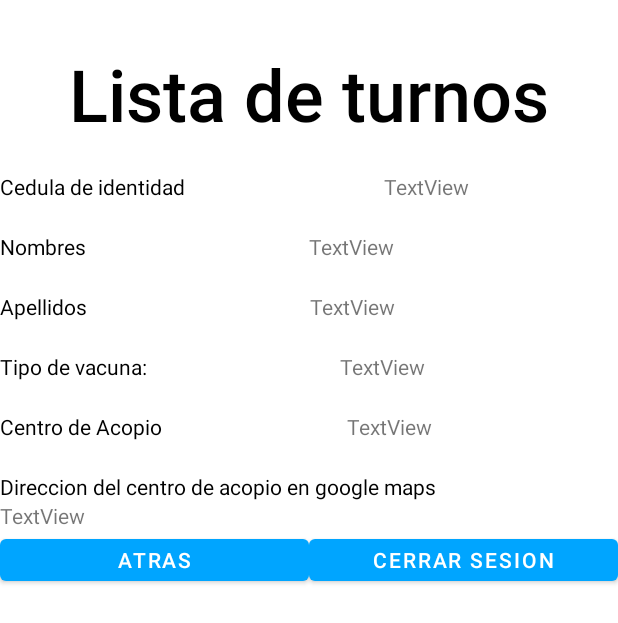
After one commit to chrisbermeo/ProyectoVacunas, an Android app: the ListadoTurnos screen opened directly, with no data from a screen before it, on a phone screen of 412 x 824 dp. The commit adds this screen. Shown: the top 623 px of the screen. Run offline under Robolectric (Android 15) with nearby library versions, the light colour scheme and no system bars; 1 statement that could not run was skipped.

Commit message:
Agregando la Lista de turno

```diff
--- a/ProyectoVacunas/app/src/main/java/com/example/proyectovacunas/GeneracionTurnos.kt
+++ b/ProyectoVacunas/app/src/main/java/com/example/proyectovacunas/GeneracionTurnos.kt
@@ -3,6 +3,7 @@ package com.example.proyectovacunas
 import android.content.ContentValues
 import android.content.Intent
 import android.os.Bundle
+import android.view.View
 import android.widget.Button
 import android.widget.Spinner
 import android.widget.Toast
@@ -14,7 +15,7 @@ class GeneracionTurnos : AppCompatActivity() {
     lateinit var txtCentrosAcopio: Spinner
     lateinit var txtTipoVacuna: Spinner
     var centro: String =""
-
+    var id_usuario: String=""
     fun init(){
         btnIr = findViewById(R.id.btnIrMaps)
         txtCentrosAcopio = findViewById(R.id.txtCentrosAcopio)
@@ -25,7 +26,8 @@ class GeneracionTurnos : AppCompatActivity() {
         super.onCreate(savedInstanceState)
         setContentView(R.layout.activity_generacion_turnos)
         init()
-
+        val objetoIntent : Intent = intent
+        id_usuario= objetoIntent.getStringExtra("id_usuario").toString()
         btnIr.setOnClickListener{
             val forma2 = Intent(this@GeneracionTurnos, MapsActivity::class.java)
             centro= txtCentrosAcopio.selectedItem.toString()
@@ -34,15 +36,22 @@ class GeneracionTurnos : AppCompatActivity() {
             startActivity(forma2)
         }
         btnGenerar.setOnClickListener{
-            addTurno()
+            if (consultarTurno()){
+                Toast.makeText(this, "Ya tiene un turno asignado", Toast.LENGTH_SHORT).show()
+                val forma2 = Intent(this@GeneracionTurnos, ListadoTurnos::class.java)
+                forma2.putExtra("fk_usuario", id_usuario)
+                startActivity(forma2)
+            }else {
+                Toast.makeText(this, "Hay que agregarlo", Toast.LENGTH_SHORT).show()
+                //addTurno()
+            }
         }
     }
     fun addTurno(){
         val admin = UserSqliteOpenHelper(this, "BD_usuarios", null, 1)
         val bd = admin.writableDatabase
         val turno = ContentValues()
-        val objetoIntent : Intent = intent
-        var id_usuario= objetoIntent.getStringExtra("id_usuario")
+
         turno.put("fk_id_usuario", id_usuario)
         turno.put("tipo_vacuna", txtTipoVacuna.selectedItem.toString())
         turno.put("centro_acopio", txtCentrosAcopio.selectedItem.toString())
@@ -64,9 +73,25 @@ class GeneracionTurnos : AppCompatActivity() {
         }
         if(bd.insert("turno", null, turno)>-1){
             Toast.makeText(this, "Turno agregado", Toast.LENGTH_SHORT).show()
+            val forma2 = Intent(this@GeneracionTurnos, ListadoTurnos::class.java)
+            val fk_usuario= id_usuario
+            forma2.putExtra("fk_usuario", fk_usuario)
+            startActivity(forma2)
         }else{
             Toast.makeText(this, "Turno NO agregado", Toast.LENGTH_SHORT).show()
         }
         bd.close()
     }
+    fun consultarTurno(): Boolean{
+        val admin = UserSqliteOpenHelper(this, "BD_usuarios", null, 1)
+        val bd = admin.writableDatabase
+        val fila = bd.rawQuery("SELECT fk_id_usuario, tipo_vacuna, centro_acopio, url_maps FROM turno WHERE fk_id_usuario='$id_usuario'", null)
+        if(fila.moveToFirst()){
+            return true
+        }else {
+            Toast.makeText(this, "Usuario NO EXISTE", Toast.LENGTH_SHORT).show()
+            return false
+        }
+        bd.close()
+    }
 }
--- /dev/null
+++ b/ProyectoVacunas/app/src/main/java/com/example/proyectovacunas/ListadoTurnos.kt
@@ -0,0 +1,75 @@
+package com.example.proyectovacunas
+
+import android.content.Intent
+import androidx.appcompat.app.AppCompatActivity
+import android.os.Bundle
+import android.view.View
+import android.widget.Button
+import android.widget.EditText
+import android.widget.TextView
+import android.widget.Toast
+
+class ListadoTurnos : AppCompatActivity() {
+    private lateinit var btnSalir: Button
+    private lateinit var btnAtras: Button
+    private lateinit var txtCedula: TextView
+    private lateinit var txtVacuna: TextView
+    private lateinit var txtCentroAcopio: TextView
+    private lateinit var txtUrlMaps: TextView
+    private lateinit var txtNombres: TextView
+    private lateinit var txtApellidos: TextView
+    var fk_usuario: String=""
+    fun init(){
+        btnSalir = findViewById(R.id.btn_Salir)
+        btnAtras = findViewById(R.id.btn_Atras)
+        txtCedula = findViewById(R.id.txt_Ci)
+        txtVacuna = findViewById(R.id.txt_vacuna)
+        txtCentroAcopio = findViewById(R.id.txt_Centro)
+        txtUrlMaps = findViewById(R.id.txt_urlMaps)
+        txtNombres = findViewById(R.id.txt_nombres)
+        txtApellidos = findViewById(R.id.txt_apellidos)
+    }
+    override fun onCreate(savedInstanceState: Bundle?) {
+        super.onCreate(savedInstanceState)
+        setContentView(R.layout.activity_listado_turnos)
+        init()
+        val objetoIntent : Intent = intent
+        fk_usuario= objetoIntent.getStringExtra("fk_usuario").toString()
+        datosUsuario()
+        buscarTurno()
+        btnAtras.setOnClickListener{
+            //debe ir al menos
+        }
+        btnSalir.setOnClickListener{
+            //debe cerrar sesion
+        }
+    }
+    fun buscarTurno(){
+        //Conexion a la base de datos
+        val admin = UserSqliteOpenHelper(this, "BD_usuarios", null, 1)
+        val bd = admin.writableDatabase
+        val fila = bd.rawQuery("SELECT tipo_vacuna, centro_acopio, url_maps FROM turno WHERE fk_id_usuario='${fk_usuario}'", null)
+        if(fila.moveToFirst()){
+            txtVacuna.setText(fila.getString(0))
+            txtCentroAcopio.setText(fila.getString(1))
+            txtUrlMaps.setText(fila.getString(2))
+        }else {
+            Toast.makeText(this, "Usuario NO EXISTE", Toast.LENGTH_SHORT).show()
+        }
+        bd.close()
+    }
+    fun datosUsuario(){
+        val admin = UserSqliteOpenHelper(this, "BD_usuarios", null, 1)
+        val bd = admin.writableDatabase
+        val fila = bd.rawQuery("SELECT cedula, nombre, apellido FROM usuario WHERE id_usuario='${fk_usuario}'", null)
+        if(fila.moveToFirst()){
+            txtCedula.setText(fila.getString(0))
+            txtNombres.setText(fila.getString(1))
+            txtApellidos.setText(fila.getString(2))
+        }else {
+            Toast.makeText(this, "Usuario NO EXISTE", Toast.LENGTH_SHORT).show()
+        }
+        bd.close()
+    }
+
+}
--- a/ProyectoVacunas/app/src/main/java/com/example/proyectovacunas/MainActivity.kt
+++ b/ProyectoVacunas/app/src/main/java/com/example/proyectovacunas/MainActivity.kt
@@ -33,7 +33,6 @@ class MainActivity : AppCompatActivity() {
         btnIngresar.setOnClickListener() {
 
             if (txtCorreo.text.isNotEmpty() && txtPassword.text.isNotEmpty()) {
-                //consultarUsuarios()
                 FirebaseAuth.getInstance().signInWithEmailAndPassword(txtCorreo.text.toString(),
                         txtPassword.text.toString()).addOnCompleteListener {
                     if (it.isSuccessful) {
@@ -54,7 +53,7 @@ class MainActivity : AppCompatActivity() {
     private fun showAlert() {
         val builder = AlertDialog.Builder(this)
         builder.setTitle("Error")
-        builder.setMessage("Se ha producido unu error de autenticacion del usuario")
+        builder.setMessage("Se ha producido un error de autenticacion del usuario")
         builder.setPositiveButton("Aceptar", null)
         val dialog: AlertDialog = builder.create()
         dialog.show()
--- /dev/null
+++ b/ProyectoVacunas/app/src/main/res/layout/activity_listado_turnos.xml
@@ -0,0 +1,191 @@
+<?xml version="1.0" encoding="utf-8"?>
+<LinearLayout xmlns:android="http://schemas.android.com/apk/res/android"
+    xmlns:app="http://schemas.android.com/apk/res-auto"
+    xmlns:tools="http://schemas.android.com/tools"
+    android:layout_width="match_parent"
+    android:layout_height="match_parent"
+    android:orientation="vertical"
+    tools:context=".ListadoTurnos">
+    <TextView
+        android:id="@+id/textTurno"
+        android:layout_width="wrap_content"
+        android:layout_height="wrap_content"
+        android:layout_gravity="center"
+        android:layout_marginTop="30dp"
+        android:fontFamily="sans-serif-medium"
+        android:text="Lista de turnos"
+        android:textColor="@color/black"
+        android:textSize="72px" />
+
+    <LinearLayout
+        android:layout_width="match_parent"
+        android:layout_height="40dp"
+        android:layout_marginTop="20dp"
+        android:orientation="horizontal">
+
+        <TextView
+            android:id="@+id/textView9"
+            android:layout_width="157dp"
+            android:layout_height="wrap_content"
+            android:layout_weight="1"
+            android:textColor="@color/black"
+            android:text="Cedula de identidad" />
+
+        <TextView
+            android:id="@+id/txt_Ci"
+            android:layout_width="wrap_content"
+            android:layout_height="wrap_content"
+            android:layout_weight="1"
+            android:text="TextView" />
+
+    </LinearLayout>
+
+    <LinearLayout
+        android:layout_width="match_parent"
+        android:layout_height="40dp"
+        android:orientation="vertical">
+
+        <LinearLayout
+            android:layout_width="match_parent"
+            android:layout_height="match_parent"
+            android:orientation="horizontal">
+
+            <TextView
+                android:id="@+id/textView23"
+                android:layout_width="wrap_content"
+                android:layout_height="wrap_content"
+                android:layout_weight="1"
+                android:textColor="@color/black"
+                android:text="Nombres" />
+
+            <TextView
+                android:id="@+id/txt_nombres"
+                android:layout_width="wrap_content"
+                android:layout_height="wrap_content"
+                android:layout_weight="1"
+                android:text="TextView" />
+        </LinearLayout>
+    </LinearLayout>
+
+    <LinearLayout
+        android:layout_width="match_parent"
+        android:layout_height="40dp"
+        android:orientation="vertical">
+
+        <LinearLayout
+            android:layout_width="match_parent"
+            android:layout_height="match_parent"
+            android:orientation="horizontal">
+
+            <TextView
+                android:id="@+id/textView25"
+                android:layout_width="wrap_content"
+                android:layout_height="wrap_content"
+                android:layout_weight="1"
+                android:textColor="@color/black"
+                android:text="Apellidos" />
+
+            <TextView
+                android:id="@+id/txt_apellidos"
+                android:layout_width="wrap_content"
+                android:layout_height="wrap_content"
+                android:layout_weight="1"
+                android:text="TextView" />
+        </LinearLayout>
+    </LinearLayout>
+
+    <LinearLayout
+        android:layout_width="match_parent"
+        android:layout_height="40dp"
+        android:orientation="vertical">
+
+        <LinearLayout
+            android:layout_width="match_parent"
+            android:layout_height="40dp"
+            android:orientation="horizontal">
+
+            <TextView
+                android:id="@+id/textView14"
+                android:layout_width="wrap_content"
+                android:layout_height="wrap_content"
+                android:layout_weight="1"
+                android:textColor="@color/black"
+                android:text="Tipo de vacuna:" />
+
+            <TextView
+                android:id="@+id/txt_vacuna"
+                android:layout_width="wrap_content"
+                android:layout_height="wrap_content"
+                android:layout_weight="1"
+                android:text="TextView" />
+        </LinearLayout>
+    </LinearLayout>
+
+    <LinearLayout
+        android:layout_width="match_parent"
+        android:layout_height="40dp"
+        android:orientation="vertical">
+
+        <LinearLayout
+            android:layout_width="match_parent"
+            android:layout_height="match_parent"
+            android:orientation="horizontal">
+
+            <TextView
+                android:id="@+id/textView18"
+                android:layout_width="wrap_content"
+                android:layout_height="wrap_content"
+                android:layout_weight="1"
+                android:textColor="@color/black"
+                android:text="Centro de Acopio" />
+
+            <TextView
+                android:id="@+id/txt_Centro"
+                android:layout_width="wrap_content"
+                android:layout_height="wrap_content"
+                android:layout_weight="1"
+                android:text="TextView" />
+        </LinearLayout>
+    </LinearLayout>
+
+    <LinearLayout
+        android:layout_width="match_parent"
+        android:layout_height="300dp"
+        android:orientation="vertical">
+
+        <TextView
+            android:id="@+id/textView21"
+            android:layout_width="match_parent"
+            android:layout_height="wrap_content"
+            android:textColor="@color/black"
+            android:text="Direccion del centro de acopio en google maps" />
+
+        <TextView
+            android:id="@+id/txt_urlMaps"
+            android:layout_width="match_parent"
+            android:layout_height="wrap_content"
+            android:text="TextView" />
+
+        <LinearLayout
+            android:layout_width="match_parent"
+            android:layout_height="40dp"
+            android:orientation="horizontal">
+
+            <Button
+                android:id="@+id/btn_Atras"
+                android:layout_width="30dp"
+                android:layout_height="wrap_content"
+                android:layout_weight="1"
+                android:text="Atras" />
+
+            <Button
+                android:id="@+id/btn_Salir"
+                android:layout_width="30dp"
+                android:layout_height="wrap_content"
+                android:layout_weight="1"
+                android:text="Cerrar Sesion" />
+        </LinearLayout>
+
+    </LinearLayout>
+
+</LinearLayout>
```
Also changed, not shown: ProyectoVacunas/app/src/main/AndroidManifest.xml (+3 -5 lines).
